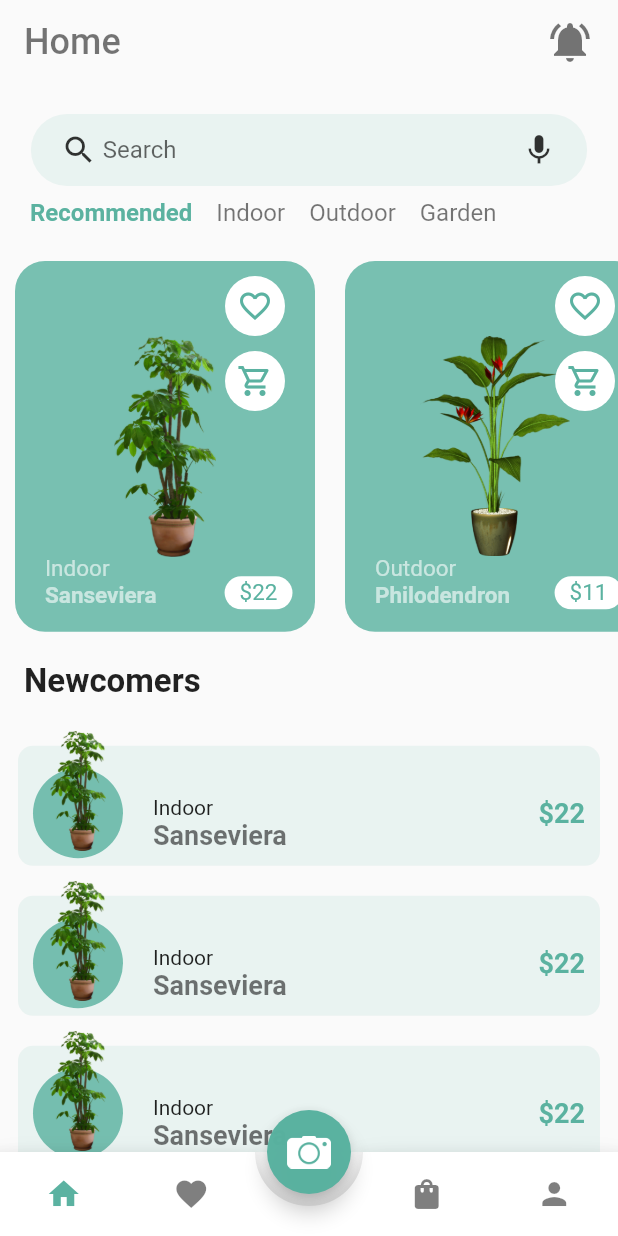
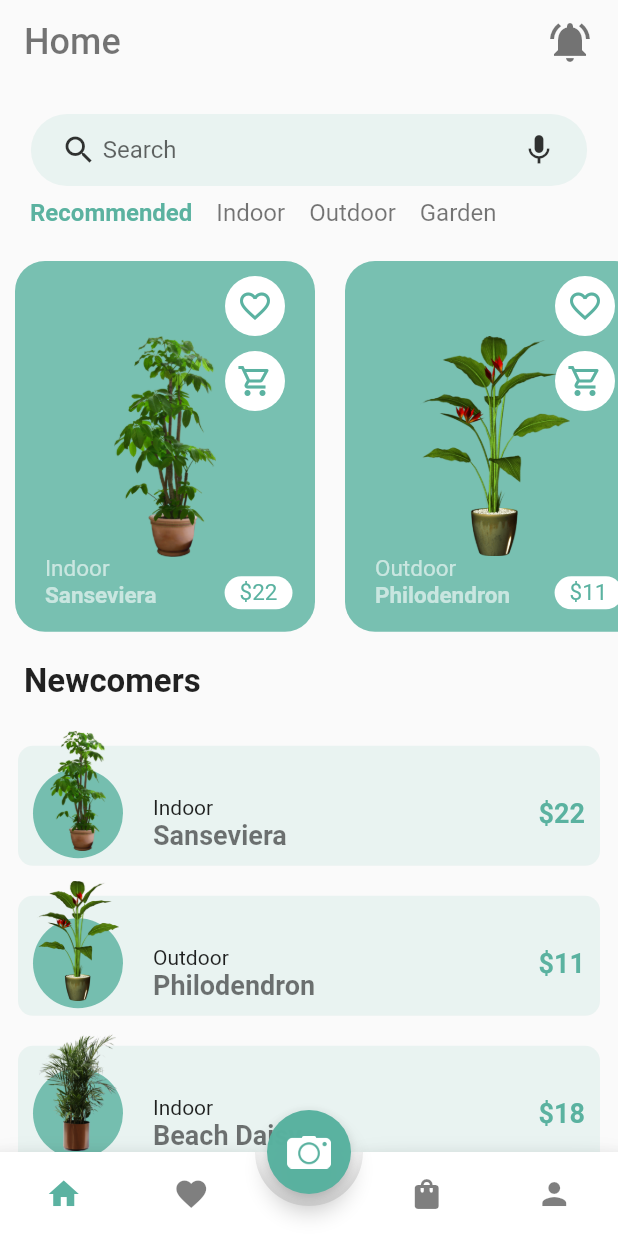
Before and after one commit to CansuG/FlutterPlantApplication, a Flutter app: the screen it shows after launch, after a tap on the "arrow forward" icon, after a tap on "Skip", after a tap on "Sign In", on a phone screen of 412 x 824 dp. Run offline on Flutter 3.47's test engine with Material 2 defaults, Android fonts, the phone set to English and light mode, and no system bars; drawn by our look-alikes of animated_bottom_navigation_bar; our stand-ins replace page_transition.

Commit message:
some changes

```diff
--- a/lib/constants.dart
+++ b/lib/constants.dart
@@ -7,10 +7,12 @@ class Constants {
   static var descpColor = const Color(0xffb485460);
 
   //Onboarding texts
-  static var titleOne = "Take care of your plants";
-  static var descriptionOne = "Learn how to care your lovely plants";
-  static var titleTwo = "Meet with new plants";
+  static var titleOne = "WELCOME TO FloraFriend";
+  static var descriptionOne =
+      "Enjoy using the application and meet new plants!";
+  static var titleTwo = "Learn more about plants and flowers";
   static var descriptionTwo = "Wouldn't you like to host more plants?";
   static var titleThree = "Now Green, Always Green";
-  static var descriptionThree = "Flowers and plants are your ultimate friends";
+  static var descriptionThree =
+      "Remember, flowers and plants are your ultimate friends.";
 }
--- a/lib/main.dart
+++ b/lib/main.dart
@@ -15,8 +15,8 @@ class MyApp extends StatelessWidget {
   @override
   Widget build(BuildContext context) {
     return MaterialApp(
+      debugShowCheckedModeBanner: false,
       home: const LaunchScreen(),
     );
   }
-
 }
--- a/lib/models/plants.dart
+++ b/lib/models/plants.dart
@@ -55,8 +55,7 @@ class Plant {
         imageURL: 'assets/images/plant-two.png',
         isFavorited: false,
         description:
-        'This plant is one of the best plant. It grows in most of the regions in the world and can survive'
-            'even the harshest weather condition.',
+            'The foliage of philodendrons is usually green but may be coppery, red, or purplish; parallel leaf veins are usually green or sometimes red or white.',
         isSelected: false),
     Plant(
         plantID: 2,
@@ -70,8 +69,7 @@ class Plant {
         imageURL: 'assets/images/plant-three.png',
         isFavorited: false,
         description:
-        'This plant is one of the best plant. It grows in most of the regions in the world and can survive'
-            'even the harshest weather condition.',
+            'This plant lives in the humid tropical forests, in the lowlands and middle mountains, in the extreme south of Mexico and also in Belize, Honduras, El Salvador, Costa Rica, and Panama.',
         isSelected: false),
     Plant(
         plantID: 3,
@@ -85,8 +83,7 @@ class Plant {
         imageURL: 'assets/images/plant-one.png',
         isFavorited: false,
         description:
-        'This plant is one of the best plant. It grows in most of the regions in the world and can survive'
-            'even the harshest weather condition.',
+            "It is an evergreen climbing vine that typically grows to 3-6' long. As a houseplant, it is typically grown for its attractive ornamental foliage which changes shape as the leaves mature.",
         isSelected: false),
     Plant(
         plantID: 4,
@@ -100,8 +97,7 @@ class Plant {
         imageURL: 'assets/images/plant-four.png',
         isFavorited: false,
         description:
-        'This plant is one of the best plant. It grows in most of the regions in the world and can survive'
-            'even the harshest weather condition.',
+            'An essential grass for grassland restoration and prairie gardens in the central plains. Large stature, blue-green foliage, and interesting flowering heads.',
         isSelected: false),
     Plant(
         plantID: 5,
@@ -130,8 +126,7 @@ class Plant {
         imageURL: 'assets/images/plant-six.png',
         isFavorited: false,
         description:
-        'This plant is one of the best plant. It grows in most of the regions in the world and can survive'
-            'even the harshest weather condition.',
+            'Plumbago is a genus of 10–20 species of flowering plants in the family Plumbaginaceae, native to warm temperate to tropical regions of the world.',
         isSelected: false),
     Plant(
         plantID: 7,
@@ -145,8 +140,7 @@ class Plant {
         imageURL: 'assets/images/plant-seven.png',
         isFavorited: false,
         description:
-        'This plant is one of the best plant. It grows in most of the regions in the world and can survive'
-            'even the harshest weather condition.',
+            'Tritonia are small bulbous plants up to 80 cm. It produces a fan of short, lance-shaped leaves in autumn and a spike of numerous bright fiery orange or reddish orange.',
         isSelected: false),
     Plant(
         plantID: 8,
@@ -160,9 +154,7 @@ class Plant {
         imageURL: 'assets/images/plant-eight.png',
         isFavorited: false,
         description:
-        'This plant is one of the best plant. It grows in most of the regions in the world and can survive'
-            'even the harshest weather condition.',
+            'Tritonia crocata is a striking, late spring and early summer-flowering plant with fiery orange or reddish orange flower sprays and a fan of short, lance-shaped leaves.',
         isSelected: false),
   ];
-
 }
--- a/lib/screens/home_screen.dart
+++ b/lib/screens/home_screen.dart
@@ -148,16 +148,19 @@ class _HomePageState extends State<HomePage> {
                                     onPressed: () {
                                       bool isFavorited = toggleIsFavorited(
                                           _plantList[index].isFavorited);
-                                      _plantList[index].isFavorited = isFavorited;
+                                      _plantList[index].isFavorited =
+                                          isFavorited;
 
                                       if (isFavoritedProvider == false) {
                                         Provider.of<FavoritesModel>(context,
                                                 listen: false)
-                                            .addToFavoritesItem(_plantList[index]);
+                                            .addToFavoritesItem(
+                                                _plantList[index]);
                                       } else {
                                         Provider.of<FavoritesModel>(context,
                                                 listen: false)
-                                            .deleteFromFavorites(_plantList[index]);
+                                            .deleteFromFavorites(
+                                                _plantList[index]);
                                       }
                                     },
                                     icon: Icon(isFavoritedProvider == true
@@ -167,7 +170,8 @@ class _HomePageState extends State<HomePage> {
                                     iconSize: 24,
                                   );
                                 },
-                                selector: (context, model) => _plantList[index].isFavorited,
+                                selector: (context, model) =>
+                                    _plantList[index].isFavorited,
                               ),
                               decoration: BoxDecoration(
                                 color: Colors.white,
@@ -181,34 +185,43 @@ class _HomePageState extends State<HomePage> {
                             child: Container(
                               height: 40,
                               width: 40,
-                                child: Selector<CartModel, bool>
-                                  (builder: (context, isSelectedProvider, child){
+                              child: Selector<CartModel, bool>(
+                                  builder:
+                                      (context, isSelectedProvider, child) {
                                     return IconButton(
                                       onPressed: () {
-                                        bool isSelected =
-                                        toggleIsSelected(_plantList[index].isSelected);
+                                        bool isSelected = toggleIsSelected(
+                                            _plantList[index].isSelected);
 
-                                        _plantList[index].isSelected = isSelected;
+                                        _plantList[index].isSelected =
+                                            isSelected;
 
                                         if (isSelected == true) {
-                                          Provider.of<CartModel>(context, listen: false)
+                                          Provider.of<CartModel>(context,
+                                                  listen: false)
                                               .addCartItem(_plantList[index]);
                                         } else {
-                                          Provider.of<CartModel>(context, listen: false)
-                                              .deleteCartItem(_plantList[index]);
+                                          Provider.of<CartModel>(context,
+                                                  listen: false)
+                                              .deleteCartItem(
+                                                  _plantList[index]);
                                         }
                                       },
-                                      icon: Icon(_plantList[index].isSelected == true
+                                      icon: Icon(
+                                          _plantList[index].isSelected == true
                                               ? Icons.shopping_cart
                                               : Icons.shopping_cart_outlined),
                                       color: Constants.primaryColor,
                                     );
-                                }, selector: (context, model) => _plantList[index].isSelected),
+                                  },
+                                  selector: (context, model) =>
+                                      _plantList[index].isSelected),
                               decoration: BoxDecoration(
                                 color: Colors.white,
                                 borderRadius: BorderRadius.circular(50.0),
                               ),
-                              ),),
+                            ),
+                          ),
                           Positioned(
                             left: 50,
                             right: 50,
@@ -291,7 +304,7 @@ class _HomePageState extends State<HomePage> {
                   physics: const BouncingScrollPhysics(),
                   itemBuilder: (BuildContext context, int index) {
                     return PlantWidget(
-                      index: selectedIndex,
+                      index: index,
                       plantList: _plantList,
                     );
                   }),
--- a/lib/screens/launch_screen.dart
+++ b/lib/screens/launch_screen.dart
@@ -53,17 +53,17 @@ class _LaunchScreenState extends State<LaunchScreen> {
             controller: _pageController,
             children: [
               createPage(
-                image: "assets/images/plant-one.png",
+                image: "assets/images/first-image.png",
                 title: Constants.titleOne,
                 description: Constants.descriptionOne,
               ),
               createPage(
-                image: "assets/images/plant-two.png",
+                image: "assets/images/second-image.png",
                 title: Constants.titleTwo,
                 description: Constants.descriptionTwo,
               ),
               createPage(
-                image: "assets/images/plant-three.png",
+                image: "assets/images/third-image.png",
                 title: Constants.titleThree,
                 description: Constants.descriptionThree,
               ),
```
Also changed, not shown: assets/images/first-image.png (added), assets/images/second-image.png (added), assets/images/third-image.png (added). Lines whose indentation alone changed are shown as unchanged.
